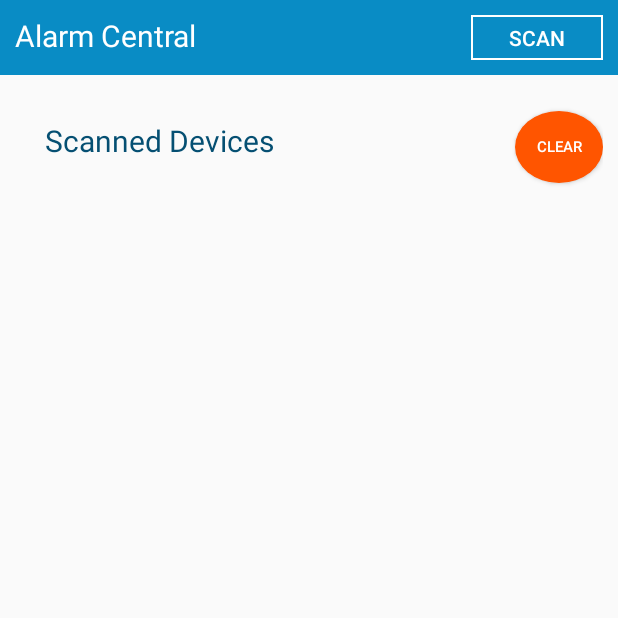
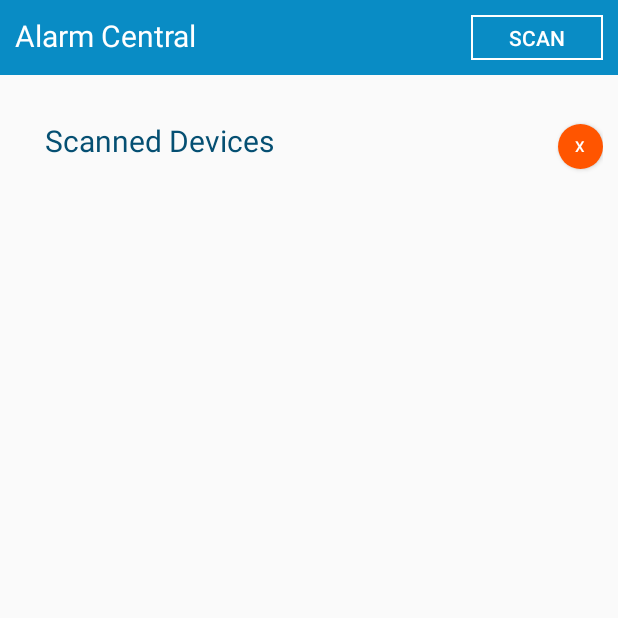
Before and after one commit to woelkjulian/ble_central, an Android app: the MainActivity screen opened directly, with no data from a screen before it, on a phone screen of 412 x 824 dp, the top half of it. Run offline under Robolectric (Android 15) with nearby library versions, the phone set to English and light mode, and no system bars; pictures from the network do not load; 4 statements that could not run were skipped.

Commit message:
minor changes

```diff
--- a/app/src/main/res/drawable/button_clear_bg.xml
+++ b/app/src/main/res/drawable/button_clear_bg.xml
@@ -5,7 +5,4 @@ android:shape="oval">
 
 <solid android:color="@color/red"/>
 
-<size
-    android:width="30dp"
-    android:height="30dp"/>
 </shape>
--- a/app/src/main/res/layout/activity_main.xml
+++ b/app/src/main/res/layout/activity_main.xml
@@ -56,7 +56,7 @@
             android:layout_width="match_parent"
             android:layout_height="wrap_content"
             android:orientation="horizontal"
-            android:weightSum="3">
+            android:weightSum="4">
 
             <TextView
                 android:layout_width="match_parent"
@@ -65,14 +65,14 @@
                 android:textColor="@color/blueDark"
                 android:textSize="20dp"
                 android:padding="20dp"
-                android:layout_weight="2"/>
+                android:layout_weight="3"/>
 
             <Button
                 android:id="@+id/btnClear"
-                android:layout_width="wrap_content"
-                android:layout_height="wrap_content"
+                android:layout_width="40dp"
+                android:layout_height="30dp"
                 android:background="@drawable/button_clear_bg"
-                android:text="Clear"
+                android:text="X"
                 android:textColor="@color/white"
                 android:textSize="10dp"
                 android:layout_weight="1"/>
```
